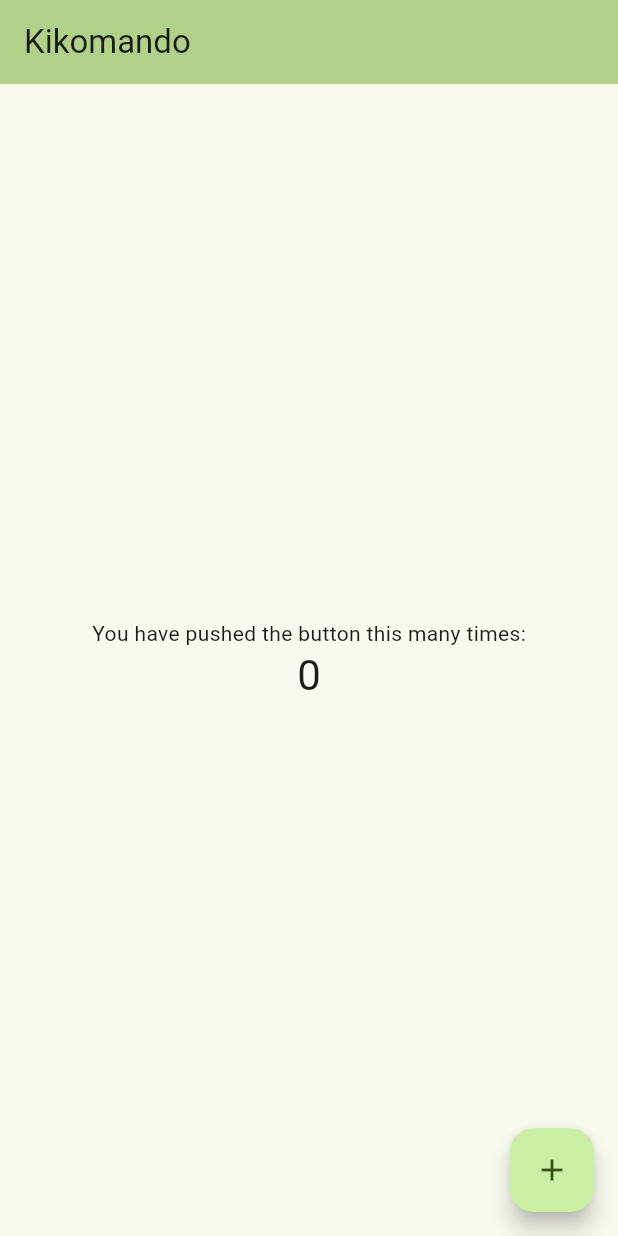
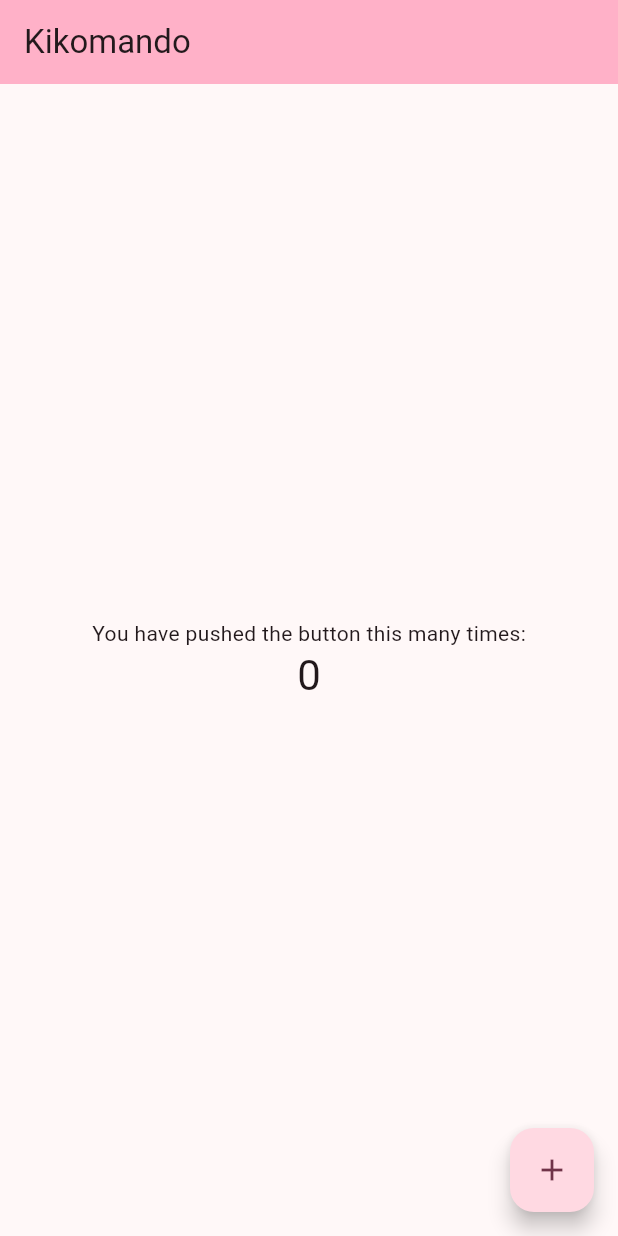
Before and after one commit to timothyamanya/kikomando, a Flutter app: the screen it shows after launch, on a phone screen of 412 x 824 dp. Run offline on Flutter 3.47's test engine with Material 3 defaults, Android fonts, the phone set to English and light mode, and no system bars.

Commit message:
changed color ro black

```diff
--- a/lib/main.dart
+++ b/lib/main.dart
@@ -14,7 +14,7 @@ class MyApp extends StatelessWidget {
       title: 'Flutter Demo',
       theme: ThemeData(
 
-        colorScheme: ColorScheme.fromSeed(seedColor: Colors.lightGreenAccent),
+        colorScheme: ColorScheme.fromSeed(seedColor: Colors.black45),
         useMaterial3: true,
       ),
       home: const MyHomePage(title: 'Kikomando'),
```
